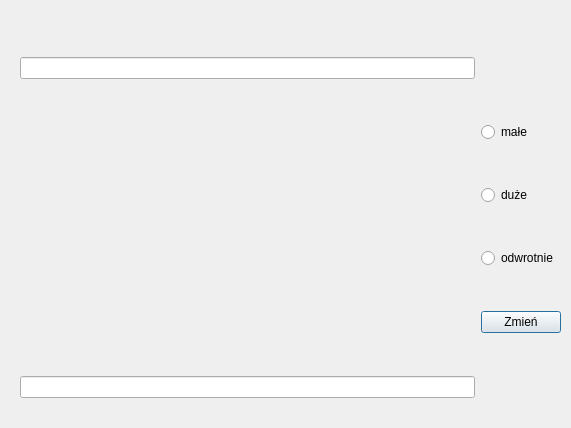
Above: layout.ui from Wilkolak2/zmianaSlow before the change. Below: the same form after it.
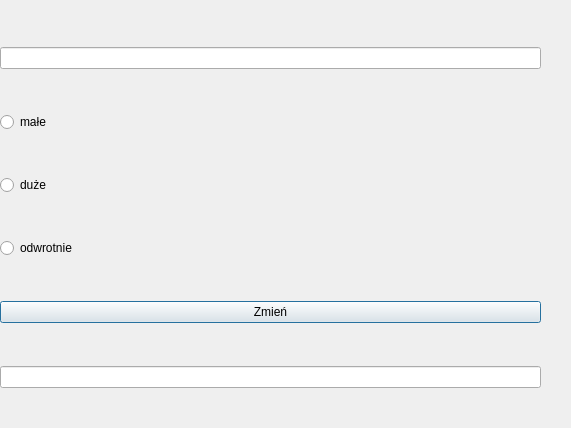
That is the form after the change.

Diff of the .ui file:
```diff
--- a/layout.ui
+++ b/layout.ui
@@ -16,47 +16,47 @@
   <widget class="QWidget" name="gridLayoutWidget">
    <property name="geometry">
     <rect>
-     <x>20</x>
-     <y>20</y>
+     <x>0</x>
+     <y>10</y>
      <width>541</width>
      <height>421</height>
     </rect>
    </property>
    <layout class="QGridLayout" name="gridLayout">
-    <item row="3" column="1">
-     <widget class="QRadioButton" name="odwrotnie">
-      <property name="text">
-       <string>odwrotnie</string>
-      </property>
-     </widget>
-    </item>
-    <item row="1" column="1">
-     <widget class="QRadioButton" name="male">
-      <property name="text">
-       <string>małe</string>
-      </property>
-     </widget>
-    </item>
     <item row="0" column="0">
      <widget class="QLineEdit" name="value1"/>
     </item>
     <item row="5" column="0">
      <widget class="QLineEdit" name="value2"/>
     </item>
-    <item row="4" column="1">
-     <widget class="QPushButton" name="zmien">
+    <item row="1" column="0">
+     <widget class="QRadioButton" name="male">
       <property name="text">
-       <string>Zmień</string>
+       <string>małe</string>
       </property>
      </widget>
     </item>
-    <item row="2" column="1">
+    <item row="2" column="0">
      <widget class="QRadioButton" name="duze">
       <property name="text">
        <string>duże</string>
       </property>
      </widget>
     </item>
+    <item row="3" column="0">
+     <widget class="QRadioButton" name="odwrotnie">
+      <property name="text">
+       <string>odwrotnie</string>
+      </property>
+     </widget>
+    </item>
+    <item row="4" column="0">
+     <widget class="QPushButton" name="zmien">
+      <property name="text">
+       <string>Zmień</string>
+      </property>
+     </widget>
+    </item>
    </layout>
    <zorder>value1</zorder>
    <zorder>odwrotnie</zorder>
```
Left out of the diff: 6 changed lines with no effect on the pictures.
